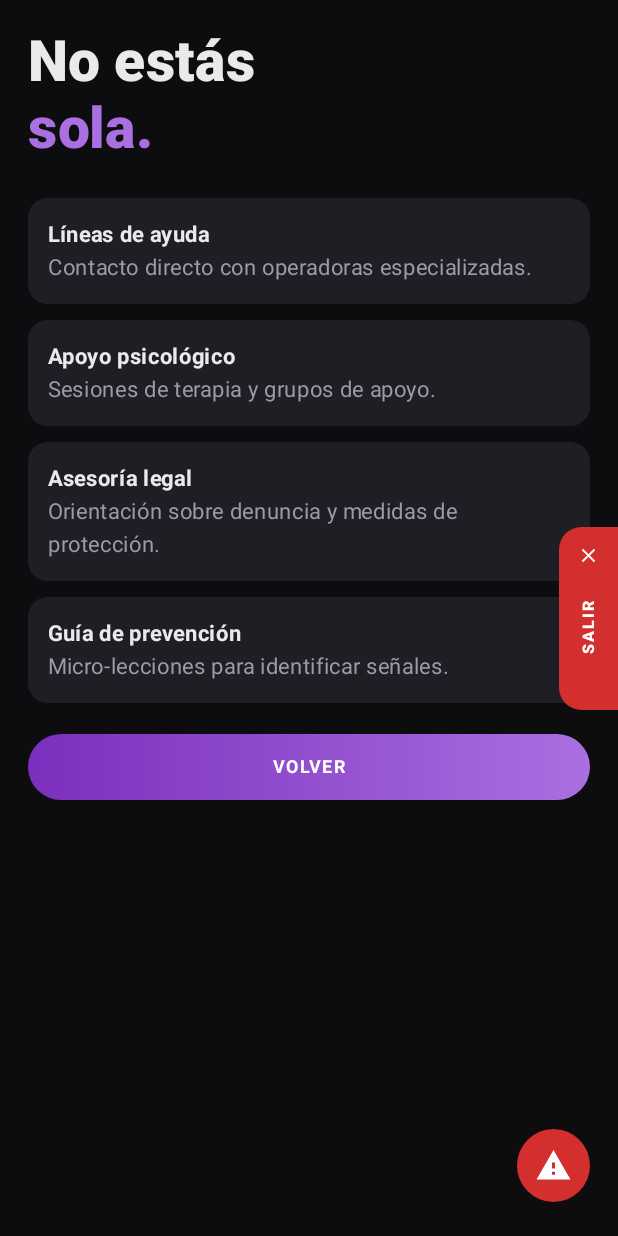
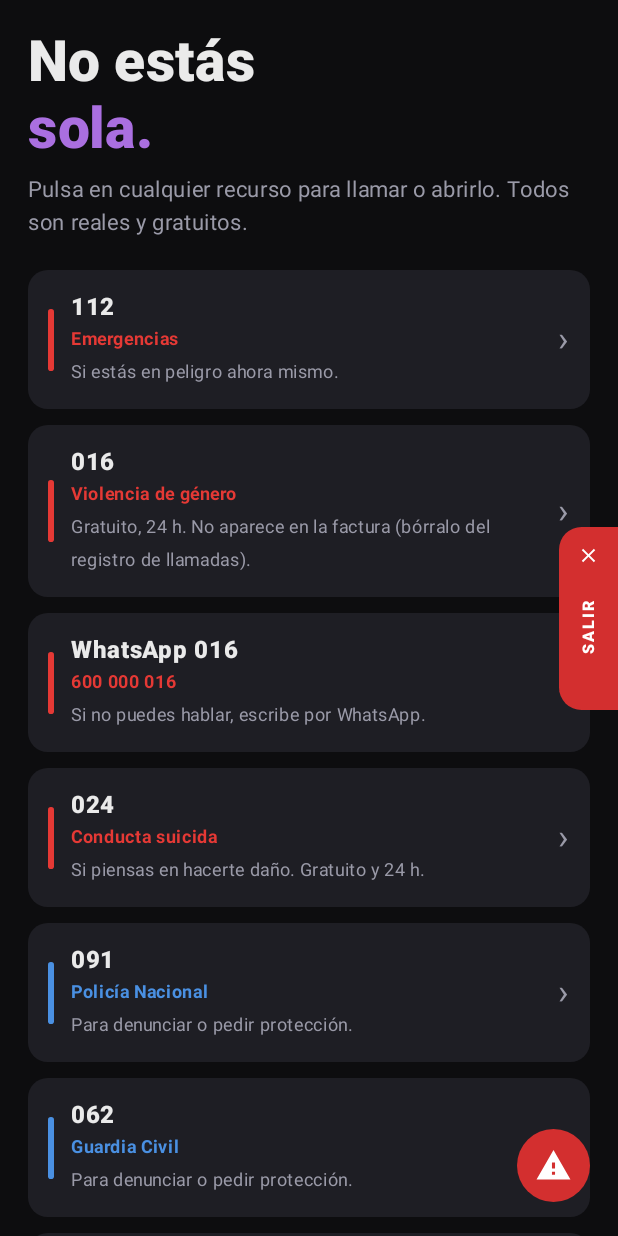
Before and after one commit to javana24/IRISAPPMOVIL, an Android app built with Jetpack Compose: the ResourcesScreen screen opened through its navigation route, on a phone screen of 412 x 824 dp. Run offline under Robolectric (Android 15) with nearby library versions, the phone set to English and light mode, and no system bars; our stand-ins replace Dagger/Hilt's generated code, Firebase (no records; nobody signed in at launch, a user with empty details on screens opened directly), Room's generated code; pictures from the network do not load.

Commit message:
Privacidad y seguridad de la víctima: el chat y el estado de ánimo ya no se suben a la nube (y se purga lo antiguo), historial borrado al reiniciar la app, notificaciones ocultas en pantalla de bloqueo, eliminar cuenta, recursos reales (112, 016, 024, 091, 062, AlertCops, IAM), fuera permisos y servicio sin uso

```diff
--- a/app/src/main/java/com/example/irisappmovil/data/local/chat/Chatmessagedao.kt
+++ b/app/src/main/java/com/example/irisappmovil/data/local/chat/Chatmessagedao.kt
@@ -24,6 +24,9 @@ interface ChatMessageDao {
     @Query("DELETE FROM chat_messages WHERE conversationId = :conversationId AND chatMode = :mode")
     suspend fun clearConversationByMode(conversationId: String, mode: String)
 
+    @Query("DELETE FROM chat_messages")
+    suspend fun clearAll()
+
     @Query("SELECT * FROM chat_messages ORDER BY timestamp DESC LIMIT 50")
     suspend fun getRecentMessages(): List<ChatMessageEntity>
 }
--- a/app/src/main/java/com/example/irisappmovil/ui/Chat/Chatviewmodel.kt
+++ b/app/src/main/java/com/example/irisappmovil/ui/Chat/Chatviewmodel.kt
@@ -75,6 +75,8 @@ class ChatViewModel @Inject constructor(
             }
         }
         viewModelScope.launch {
+            // Primero se borran las conversaciones de sesiones anteriores y después se muestran.
+            chatRepository.clearPreviousSessionsOnce()
             _uiState
                 .map { it.mode to it.conversationId }
                 .distinctUntilChanged()
--- a/app/src/main/java/com/example/irisappmovil/ui/Resources/Resourcesscreen.kt
+++ b/app/src/main/java/com/example/irisappmovil/ui/Resources/Resourcesscreen.kt
@@ -1,56 +1,120 @@
 package com.example.irisappmovil.ui.Resources
 
+import android.content.ActivityNotFoundException
+import android.content.Context
+import android.content.Intent
+import android.net.Uri
 import androidx.compose.foundation.background
+import androidx.compose.foundation.clickable
 import androidx.compose.foundation.layout.Column
+import androidx.compose.foundation.layout.Row
 import androidx.compose.foundation.layout.Spacer
 import androidx.compose.foundation.layout.fillMaxSize
 import androidx.compose.foundation.layout.fillMaxWidth
 import androidx.compose.foundation.layout.height
 import androidx.compose.foundation.layout.padding
+import androidx.compose.foundation.layout.width
+import androidx.compose.foundation.rememberScrollState
 import androidx.compose.foundation.shape.RoundedCornerShape
+import androidx.compose.foundation.verticalScroll
 import androidx.compose.material3.Text
 import androidx.compose.runtime.Composable
+import androidx.compose.ui.Alignment
 import androidx.compose.ui.Modifier
 import androidx.compose.ui.draw.clip
+import androidx.compose.ui.graphics.Color
+import androidx.compose.ui.platform.LocalContext
 import androidx.compose.ui.text.font.FontWeight
 import androidx.compose.ui.unit.dp
 import androidx.compose.ui.unit.sp
 import com.example.irisappmovil.ui.PrimaryButton
 import com.iris.app.ui.theme.IrisTheme
 
+private data class HelpResource(
+    val title: String,
+    val subtitle: String,
+    val description: String,
+    val uri: String,
+    val accent: Color
+)
+
+private val RED = Color(0xFFE53935)
+private val BLUE = Color(0xFF4A90E2)
+private val PURPLE = Color(0xFFAA6FE0)
+
+private val RESOURCES = listOf(
+    HelpResource("112", "Emergencias", "Si estás en peligro ahora mismo.", "tel:112", RED),
+    HelpResource("016", "Violencia de género", "Gratuito, 24 h. No aparece en la factura (bórralo del registro de llamadas).", "tel:016", RED),
+    HelpResource("WhatsApp 016", "600 000 016", "Si no puedes hablar, escribe por WhatsApp.", "https://wa.me/34600000016", RED),
+    HelpResource("024", "Conducta suicida", "Si piensas en hacerte daño. Gratuito y 24 h.", "tel:024", RED),
+    HelpResource("091", "Policía Nacional", "Para denunciar o pedir protección.", "tel:091", BLUE),
+    HelpResource("062", "Guardia Civil", "Para denunciar o pedir protección.", "tel:062", BLUE),
+    HelpResource("AlertCops", "App del Ministerio del Interior", "Avisa a la Policía sin llamar. Tiene botón SOS para víctimas de violencia de género.", "https://alertcops.ses.mir.es/", BLUE),
+    HelpResource("900 200 999", "Instituto Andaluz de la Mujer", "Información y asesoría jurídica gratuita, 24 h.", "tel:900200999", PURPLE)
+)
+
 @Composable
 fun ResourcesScreen(onNavigateBack: () -> Unit) {
     val colors = IrisTheme.colors
+    val context = LocalContext.current
     Column(
         modifier = Modifier
             .fillMaxSize()
             .background(colors.background)
+            .verticalScroll(rememberScrollState())
             .padding(20.dp)
     ) {
         Text("No estás", color = colors.onSurface, fontSize = 42.sp, fontWeight = FontWeight.Black)
         Text("sola.", color = colors.primaryAccent, fontSize = 42.sp, fontWeight = FontWeight.Black)
-        Spacer(modifier = Modifier.height(20.dp))
-        ResourceItem("Líneas de ayuda", "Contacto directo con operadoras especializadas.")
-        ResourceItem("Apoyo psicológico", "Sesiones de terapia y grupos de apoyo.")
-        ResourceItem("Asesoría legal", "Orientación sobre denuncia y medidas de protección.")
-        ResourceItem("Guía de prevención", "Micro-lecciones para identificar señales.")
+        Spacer(modifier = Modifier.height(8.dp))
+        Text(
+            "Pulsa en cualquier recurso para llamar o abrirlo. Todos son reales y gratuitos.",
+            color = colors.onSurfaceDim
+        )
+        Spacer(modifier = Modifier.height(16.dp))
+        RESOURCES.forEach { resource ->
+            ResourceItem(resource) { openResource(context, resource.uri) }
+        }
         Spacer(modifier = Modifier.height(16.dp))
         PrimaryButton("VOLVER", onNavigateBack, modifier = Modifier.fillMaxWidth())
     }
 }
 
+private fun openResource(context: Context, uri: String) {
+    val action = if (uri.startsWith("tel:")) Intent.ACTION_DIAL else Intent.ACTION_VIEW
+    try {
+        context.startActivity(Intent(action, Uri.parse(uri)).addFlags(Intent.FLAG_ACTIVITY_NEW_TASK))
+    } catch (_: ActivityNotFoundException) {
+        // Sin app para abrirlo (p. ej. tablet sin teléfono): no hacemos nada.
+    }
+}
+
 @Composable
-private fun ResourceItem(title: String, description: String) {
+private fun ResourceItem(resource: HelpResource, onClick: () -> Unit) {
     val colors = IrisTheme.colors
-    Column(
+    Row(
         modifier = Modifier
             .fillMaxWidth()
             .padding(vertical = 6.dp)
             .clip(RoundedCornerShape(14.dp))
             .background(colors.card)
-            .padding(14.dp)
+            .clickable(onClick = onClick)
+            .padding(14.dp),
+        verticalAlignment = Alignment.CenterVertically
     ) {
-        Text(title, color = colors.onSurface, fontWeight = FontWeight.Bold)
-        Text(description, color = colors.onSurfaceDim)
+        Spacer(
+            modifier = Modifier
+                .width(4.dp)
+                .height(44.dp)
+                .clip(RoundedCornerShape(2.dp))
+                .background(resource.accent)
+        )
+        Spacer(modifier = Modifier.width(12.dp))
+        Column(modifier = Modifier.weight(1f)) {
+            Text(resource.title, color = colors.onSurface, fontWeight = FontWeight.Black, fontSize = 18.sp)
+            Text(resource.subtitle, color = resource.accent, fontWeight = FontWeight.Bold, fontSize = 13.sp)
+            Text(resource.description, color = colors.onSurfaceDim, fontSize = 13.sp)
+        }
+        Text("›", color = colors.onSurfaceDim, fontSize = 26.sp)
     }
 }
```
Also changed, not shown: app/src/main/AndroidManifest.xml (+0 -10 lines), app/src/main/java/com/example/irisappmovil/data/api/Chatrepository.kt (+15 -4 lines), app/src/main/java/com/example/irisappmovil/data/api/Userrepository.kt (+36 -1 lines), app/src/main/java/com/example/irisappmovil/data/firebase/FirestoreUserSyncRepository.kt (+30 -22 lines), app/src/main/java/com/example/irisappmovil/di/notificacion/Irisnotificationhelper.kt (+11 -2 lines), app/src/main/java/com/example/irisappmovil/di/notificacion/Irisnotificationservice.kt (deleted, +0 -31 lines), app/src/main/java/com/example/irisappmovil/ui/Home/Homeviewmodel.kt (+1 -6 lines), app/src/main/java/com/example/irisappmovil/ui/Profile/Profilescreen.kt (+53 -0 lines), app/src/main/java/com/example/irisappmovil/ui/Profile/Profileviewmodel.kt (+11 -0 lines).
